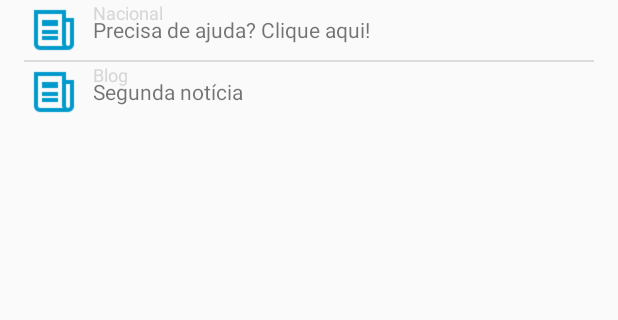
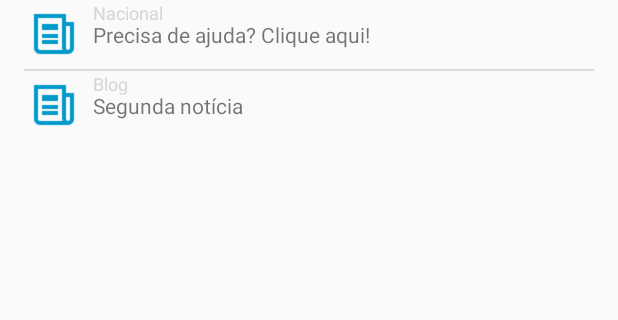
Before and after one commit to mizerablebr/RevistaDaSemana.com, an Android app: the screen it shows after launch (MainActivity), on a phone screen of 412 x 824 dp, the part 152-472 px from its top. Run offline under Robolectric (Android 15) with nearby library versions, the phone set to English and light mode, and no system bars.

Commit message:
Added menu to obem revistadasemana webSite; added link to open the News on the Website; updated the RowLayout and fragmentAbout

```diff
--- a/app/src/main/java/com/rds/revistadasemanacom/MainActivity.java
+++ b/app/src/main/java/com/rds/revistadasemanacom/MainActivity.java
@@ -237,6 +237,12 @@ public class MainActivity extends AppCompatActivity {
                 emailIntent.putExtra(Intent.EXTRA_TEXT, "Mensagem enviada do aplicativo Revista da Semana:");
                 startActivity(Intent.createChooser(emailIntent, "Contato Revista da Semana"));
                 break;
+            case R.id.openRevistaSite:
+                String url = getString(R.string.url_revista_da_Semana);
+                Intent i = new Intent(Intent.ACTION_VIEW);
+                i.setData(Uri.parse(url));
+                startActivity(i);
+                break;
             case R.id.about:
                 Intent intentAbout = new Intent(this, OptionActivity.class);
                 intentAbout.putExtra("menu", OptionActivity.MENU_ABOUT);
--- a/app/src/main/res/layout/fragment_about.xml
+++ b/app/src/main/res/layout/fragment_about.xml
@@ -39,6 +39,8 @@
         android:id="@+id/about_description"
         android:layout_below="@+id/about_author_image"
         android:layout_centerHorizontal="true"
+        android:layout_marginLeft="@dimen/activity_horizontal_margin"
+        android:layout_marginRight="@dimen/activity_horizontal_margin"
         android:gravity="fill_horizontal"/>
 
     <TextView
--- a/app/src/main/res/layout/rowlayout.xml
+++ b/app/src/main/res/layout/rowlayout.xml
@@ -31,7 +31,7 @@
         android:layout_width="wrap_content"
         android:layout_height="wrap_content"
         android:layout_centerInParent="true"
-        android:layout_marginTop="2dp"
+        android:layout_marginTop="10dp"
         android:textSize="14sp"
         android:layout_toRightOf="@+id/listview_icon"
         android:layout_below="@+id/listView_category_label"
--- a/app/src/main/res/menu/menu_main.xml
+++ b/app/src/main/res/menu/menu_main.xml
@@ -18,9 +18,14 @@
         android:orderInCategory="3"
         RevistaDaSemana.com:showAsAction="never"/>
     <item
+        android:id="@+id/openRevistaSite"
+        android:title="@string/accessRevistaSite"
+        android:orderInCategory="4"
+        RevistaDaSemana.com:showAsAction="never"/>
+    <item
         android:id="@+id/about"
         android:title="@string/about"
-        android:orderInCategory="4"
+        android:orderInCategory="5"
         RevistaDaSemana.com:showAsAction="never"/>
 
 
--- a/app/src/main/res/values/strings.xml
+++ b/app/src/main/res/values/strings.xml
@@ -30,4 +30,7 @@
     <string name="about_author_text">Luiz Gonzaga Lima de Morais: formado em Jornalismo pelo Universidade Católica de Pernambuco em 1978, registro DRT/PE nº 1.224/84. Faz radiojornalismo desde março de 1980, com um programa semanal nas Rádios Espinharas AM e FM na cidade de Patos (PB). Mantém na TV Sol, canal fechado de televisão na cidade de Patos, que faz parte do conteúdo da televisão por assinatura da Sol TV, o programa SALA DE CONVERSA, um programa de entrevistas e debates.</string>
     <string name="developer">Aplicativo por Bruno Morais: bruno@miz.com.br</string>
     <string name="share">Compartilhar</string>
+    <string name="accessRevistaSite">Acesse o Site</string>
+    <string name="openOnRevistaSite">Leia no Site</string>
+    <string name="url_revista_da_Semana">http://revistadasemana.com</string>
 </resources>
```
Also changed, not shown: app/src/main/java/com/rds/revistadasemanacom/WebPostActivity.java (+16 -1 lines), app/src/main/res/layout/activity_web_post.xml (+9 -0 lines).
